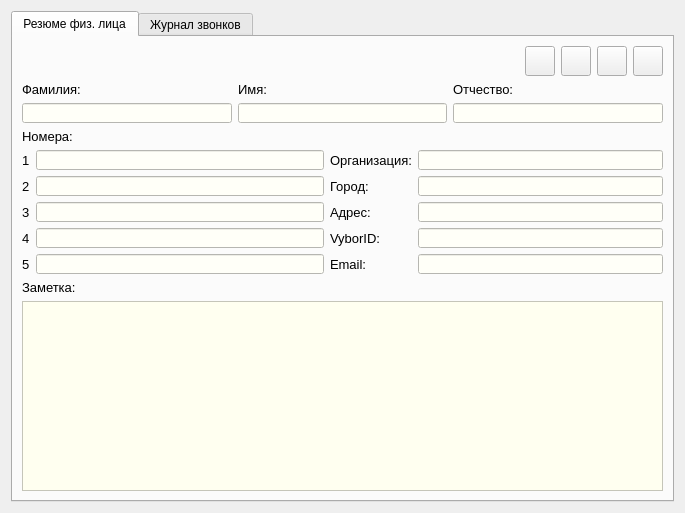
The window that src/ViewContactDialog.ui (okostynchuk/Outcall) describes before a commit, drawn with Qt 5.
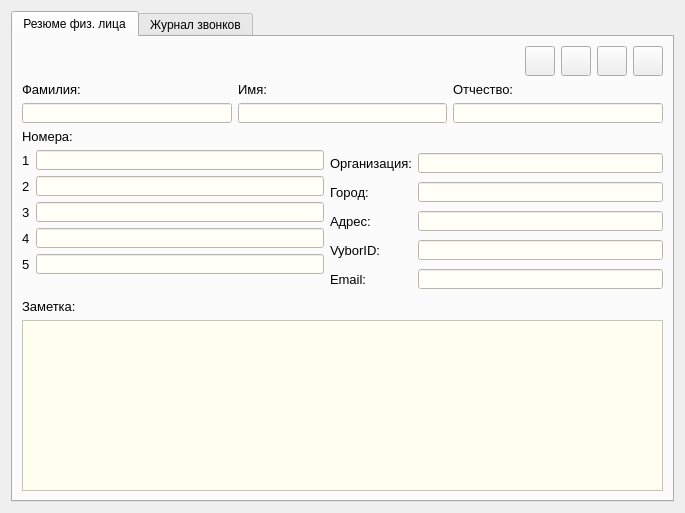
The same window after the commit. Icons and pictures are not drawn.

Commit message: info about managers in popup and bind contact to yourself and other fixes

```diff
--- a/src/ViewContactDialog.ui
+++ b/src/ViewContactDialog.ui
@@ -539,6 +539,19 @@
              </property>
             </widget>
            </item>
+           <item row="5" column="1">
+            <spacer name="verticalSpacer">
+             <property name="orientation">
+              <enum>Qt::Vertical</enum>
+             </property>
+             <property name="sizeHint" stdset="0">
+              <size>
+               <width>20</width>
+               <height>40</height>
+              </size>
+             </property>
+            </spacer>
+           </item>
           </layout>
          </item>
          <item>
```
Left out of the diff: 48 changed lines with no effect on the pictures. The commit also changes 25 other files.
